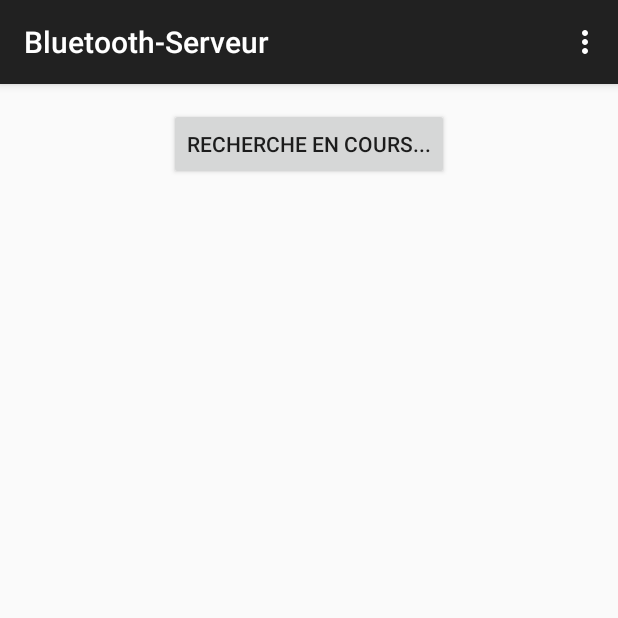
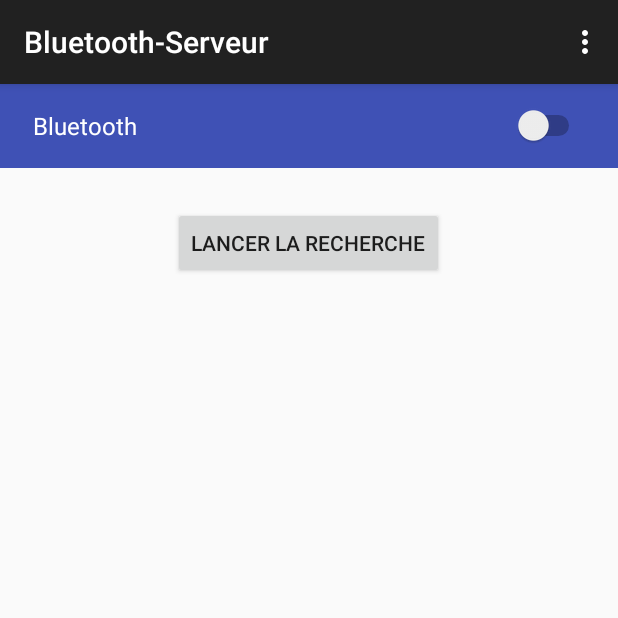
Before and after one commit to maximegens/Bluetooth-Serveur, an Android app: the screen it shows after launch (MainActivity), after a tap on "LANCER LA RECHERCHE", on a phone screen of 412 x 824 dp, the top half of it. Run offline under Robolectric (Android 15) with nearby library versions, the phone set to English and light mode, and no system bars.

Commit message:
Ajout Activation désactivation Bluetooth + flat design

```diff
--- a/app/src/main/java/com/bleutoothserveur/maxime/bluetooth_serveur/MainActivity.java
+++ b/app/src/main/java/com/bleutoothserveur/maxime/bluetooth_serveur/MainActivity.java
@@ -6,7 +6,6 @@ import android.content.BroadcastReceiver;
 import android.content.Context;
 import android.content.Intent;
 import android.content.IntentFilter;
-import android.support.v7.app.ActionBarActivity;
 import android.os.Bundle;
 import android.support.v7.app.AppCompatActivity;
 import android.util.Log;
@@ -14,7 +13,9 @@ import android.view.Menu;
 import android.view.MenuItem;
 import android.view.View;
 import android.widget.Button;
+import android.widget.CompoundButton;
 import android.widget.ListView;
+import android.widget.Switch;
 import android.widget.TextView;
 import android.widget.Toast;
 
@@ -28,12 +29,13 @@ import utils.Constantes;
 public class MainActivity extends AppCompatActivity {
 
     private final static int REQUEST_ENABLE_BT = 0;
-    private BluetoothAdapter mBluetoothAdapter;
+    private BluetoothAdapter bluetoothAdapter;
     private List<BluetoothDevice> lesDevicesBT;
     private ListView listViewDevicesBT;
     private Button buttonRechercheBT;
     private AdapterItemBT adapterBT;
-
+    private Switch switchActivationBT;
+    private TextView stateBluetooth;
 
     @Override
     protected void onCreate(Bundle savedInstanceState) {
@@ -41,19 +43,26 @@ public class MainActivity extends AppCompatActivity {
         setContentView(R.layout.activity_main);
         buttonRechercheBT = (Button)findViewById(R.id.buttonRechercheBT);
         listViewDevicesBT = (ListView)findViewById(R.id.listViewDevicesBT);
+        switchActivationBT = (Switch)findViewById(R.id.switchActivationBT);
+        stateBluetooth = (TextView)findViewById(R.id.state_bluetooth);
         lesDevicesBT = new ArrayList<>();
         adapterBT = new AdapterItemBT(this, lesDevicesBT);
         listViewDevicesBT.setAdapter(adapterBT);
 
+        bluetoothAdapter = BluetoothAdapter.getDefaultAdapter();
+
         // Vérification de la présence du Bluetooth.
-        mBluetoothAdapter = BluetoothAdapter.getDefaultAdapter();
-        if (mBluetoothAdapter == null) {
+        if (bluetoothAdapter == null) {
             Toast.makeText(getApplicationContext(),"Vous ne possédez pas le Bluetooth sur votre appareil", Toast.LENGTH_SHORT).show();
             buttonRechercheBT.setEnabled(false);
+            switchActivationBT.setChecked(false);
         }else{
-            if (!mBluetoothAdapter.isEnabled()) {
-                Intent enableBtIntent = new Intent(BluetoothAdapter.ACTION_REQUEST_ENABLE);
-                startActivityForResult(enableBtIntent, REQUEST_ENABLE_BT);
+            abonnementActivationDeactivationBT();
+            if (!bluetoothAdapter.isEnabled()) {
+                switchActivationBT.setChecked(false);
+                activationBluetooth();
+            }else{
+                switchActivationBT.setChecked(true);
             }
         }
 
@@ -61,42 +70,57 @@ public class MainActivity extends AppCompatActivity {
         buttonRechercheBT.setOnClickListener(new View.OnClickListener() {
             @Override
             public void onClick(View v) {
-                Log.v("-------------", "Lancement de la recherche--------------------");
-                buttonRechercheBT.setText(Constantes.LIBELLE_RECHERCHE_EN_COURS);
-                lesDevicesBT.clear();
-                mBluetoothAdapter.startDiscovery();
+                if(bluetoothAdapter.isEnabled()){
+                    Log.v("-------------", "Lancement de la recherche--------------------");
+                    buttonRechercheBT.setText(Constantes.LIBELLE_RECHERCHE_EN_COURS);
+                    lesDevicesBT.clear();
+                    bluetoothAdapter.startDiscovery();
+                    buttonRechercheBT.setEnabled(false);
+                }else{
+                    activationBluetooth();
+                }
+
             }
         });
 
+        switchActivationBT.setOnCheckedChangeListener(new CompoundButton.OnCheckedChangeListener() {
+            @Override
+            public void onCheckedChanged(CompoundButton buttonView, boolean isChecked) {
+                if(isChecked){
+                    bluetoothAdapter.enable();
+                }else{
+                    bluetoothAdapter.disable();
+                }
+            }
+        });
     }
 
     @Override
     protected void onActivityResult(int requestCode, int resultCode, Intent data) {
         super.onActivityResult(requestCode, resultCode, data);
-        if (requestCode != REQUEST_ENABLE_BT)
+        if (requestCode != REQUEST_ENABLE_BT){
+            buttonRechercheBT.setEnabled(false);
             return;
+        }
         if (resultCode == RESULT_OK) {
-            // L'utilisation a activé le bluetooth
             Toast.makeText(getApplicationContext(),"Vous avez activé le Bluetooth", Toast.LENGTH_SHORT).show();
-            // Abonnement au BroadcastReceiver
-            IntentFilter filter = new IntentFilter(BluetoothDevice.ACTION_FOUND);
-            IntentFilter intentFilter = new IntentFilter(BluetoothAdapter.ACTION_DISCOVERY_FINISHED);
-            registerReceiver(bluetoothReceiver, intentFilter);
-            registerReceiver(bluetoothReceiver, filter);
+            abonnementActionFoundAndDiscoveryFinishedBT();
             buttonRechercheBT.setEnabled(true);
         } else {
-            // L'utilisation n'a pas activé le bluetooth
             Toast.makeText(getApplicationContext(),"Vous devez activer le Bluetooth pour scanner les devices aux alentours.", Toast.LENGTH_SHORT).show();
-            buttonRechercheBT.setEnabled(false);
         }
     }
 
     @Override
     protected void onDestroy() {
         super.onDestroy();
-        if(bluetoothReceiver != null){
-            unregisterReceiver(bluetoothReceiver);
+        if(bluetoothActionFoundAndFinishReceiver != null){
+            unregisterReceiver(bluetoothActionFoundAndFinishReceiver);
         }
+        if(bluetoothReceiverStateChange != null){
+            unregisterReceiver(bluetoothReceiverStateChange);
+        }
+
     }
 
     @Override
@@ -121,8 +145,10 @@ public class MainActivity extends AppCompatActivity {
 
         return super.onOptionsItemSelected(item);
     }
-
-    private final BroadcastReceiver bluetoothReceiver = new BroadcastReceiver() {
+    /*
+    * BroadcastReceiver surveillant la découverte de devices BT et la fin de recherche de devices BT.
+    */
+    private final BroadcastReceiver bluetoothActionFoundAndFinishReceiver = new BroadcastReceiver() {
         public void onReceive(Context context, Intent intent) {
             String action = intent.getAction();
             if (BluetoothDevice.ACTION_FOUND.equals(action)) {
@@ -133,7 +159,72 @@ public class MainActivity extends AppCompatActivity {
             }else if (BluetoothAdapter.ACTION_DISCOVERY_FINISHED.equals(action)){
                 Log.v("------BroadcastReceiver", "-- Fin de la recherche ");
                 buttonRechercheBT.setText(Constantes.LIBELLE_LANCER_RECHERCHE);
+                buttonRechercheBT.setEnabled(true);
             }
         }
     };
+
+    /**
+     * BroadcastReceiver surveillant l'activation et la désactivation du Bluetooth.
+     */
+    private final BroadcastReceiver bluetoothReceiverStateChange = new BroadcastReceiver() {
+        @Override
+        public void onReceive(Context context, Intent intent) {
+            final String action = intent.getAction();
+
+            if (action.equals(BluetoothAdapter.ACTION_STATE_CHANGED)) {
+                final int state = intent.getIntExtra(BluetoothAdapter.EXTRA_STATE,
+                        BluetoothAdapter.ERROR);
+                switch (state) {
+                    case BluetoothAdapter.STATE_OFF:
+                        Log.v("btReceiverStateChange", "Bluetooth off");
+                        stateBluetooth.setText("Bluetooth désactivé");
+                        switchActivationBT.setChecked(false);
+                        buttonRechercheBT.setEnabled(false);
+                        break;
+                    case BluetoothAdapter.STATE_TURNING_OFF:
+                        Log.v("btReceiverStateChange", "Turning Bluetooth off...");
+                        stateBluetooth.setText("Bluetooth en cours de désactivation");
+                        break;
+                    case BluetoothAdapter.STATE_TURNING_ON:
+                        Log.v("btReceiverStateChange", "Turning Bluetooth on...");
+                        stateBluetooth.setText("Bluetooth en cours d'activation");
+                        break;
+                    case BluetoothAdapter.STATE_ON:
+                        Log.v("btReceiverStateChange", "Bluetooth on...");
+                        stateBluetooth.setText("Bluetooth activé");
+                        buttonRechercheBT.setEnabled(true);
+                        switchActivationBT.setChecked(true);
+                        break;
+                }
+            }
+        }
+    };
+
+
+    /**
+     * S'abonne aux évenements de découvert d'appareil Bluetooth à proximité
+     * et de fin de rechercher du Bluetooth.
+     */
+    private void abonnementActionFoundAndDiscoveryFinishedBT(){
+        IntentFilter filter = new IntentFilter(BluetoothDevice.ACTION_FOUND);
+        filter.addAction(BluetoothAdapter.ACTION_DISCOVERY_FINISHED);
+        registerReceiver(bluetoothActionFoundAndFinishReceiver, filter);
+    }
+
+    /**
+     * S'abonne aux évenements d'activation et de désactivation du Bluetooth.
+     */
+    private void abonnementActivationDeactivationBT(){
+        IntentFilter filter = new IntentFilter(BluetoothAdapter.ACTION_STATE_CHANGED);
+        registerReceiver(bluetoothReceiverStateChange, filter);
+    }
+
+    /**
+     * Permet de demander à l'utilisateur d'activer le Bluetooth.
+     */
+    private void activationBluetooth(){
+        Intent enableBtIntent = new Intent(BluetoothAdapter.ACTION_REQUEST_ENABLE);
+        startActivityForResult(enableBtIntent, REQUEST_ENABLE_BT);
+    }
 }
--- a/app/src/main/res/layout/activity_main.xml
+++ b/app/src/main/res/layout/activity_main.xml
@@ -1,13 +1,47 @@
 <RelativeLayout
     xmlns:android="http://schemas.android.com/apk/res/android"
     xmlns:tools="http://schemas.android.com/tools"
+    android:layout_width="match_parent"
+    android:layout_height="match_parent"
+
+    tools:context=".MainActivity">
+
+    <RelativeLayout
+        android:id="@+id/layout_state_bluetooth"
+        android:layout_width="match_parent"
+        android:layout_height="56dp"
+        android:layout_marginBottom="10dp"
+        android:background="@color/indigo_lollipop"
+        >
+        <TextView
+            android:id="@+id/state_bluetooth"
+            android:textColor="@color/white"
+            android:layout_centerVertical="true"
+            android:textSize="16dp"
+            android:paddingLeft="22dp"
+            android:text="Bluetooth"
+            android:layout_width="wrap_content"
+            android:layout_height="wrap_content" />
+
+        <Switch
+            android:layout_width="wrap_content"
+            android:layout_height="wrap_content"
+            android:layout_centerVertical="true"
+            android:id="@+id/switchActivationBT"
+            android:paddingRight="22dp"
+            android:layout_alignParentRight="true"
+         />
+
+    </RelativeLayout>
+
+    <RelativeLayout
         android:layout_width="match_parent"
         android:layout_height="match_parent"
         android:paddingLeft="@dimen/activity_horizontal_margin"
         android:paddingRight="@dimen/activity_horizontal_margin"
         android:paddingTop="@dimen/activity_vertical_margin"
         android:paddingBottom="@dimen/activity_vertical_margin"
-    tools:context=".MainActivity">
+        android:layout_below="@id/layout_state_bluetooth">
 
         <Button
             android:layout_width="wrap_content"
@@ -23,5 +57,5 @@
             android:layout_width="wrap_content"
             android:layout_height="wrap_content" />
 
-
     </RelativeLayout>
+</RelativeLayout>
--- a/app/src/main/res/layout/item_bt.xml
+++ b/app/src/main/res/layout/item_bt.xml
@@ -1,7 +1,7 @@
 <?xml version="1.0" encoding="utf-8"?>
 <LinearLayout xmlns:android="http://schemas.android.com/apk/res/android"
     android:orientation="horizontal"
-    android:layout_width="fill_parent"
+    android:layout_width="match_parent"
     android:layout_height="wrap_content"
     >
 
--- /dev/null
+++ b/app/src/main/res/values/colors.xml
@@ -0,0 +1,5 @@
+<?xml version="1.0" encoding="utf-8"?>
+<resources>
+    <item name="indigo_lollipop" type="color">#3F51B5</item>
+    <item name="white" type="color">#FFFFFF</item>
+</resources>
```
Lines whose indentation alone changed are shown as unchanged.
